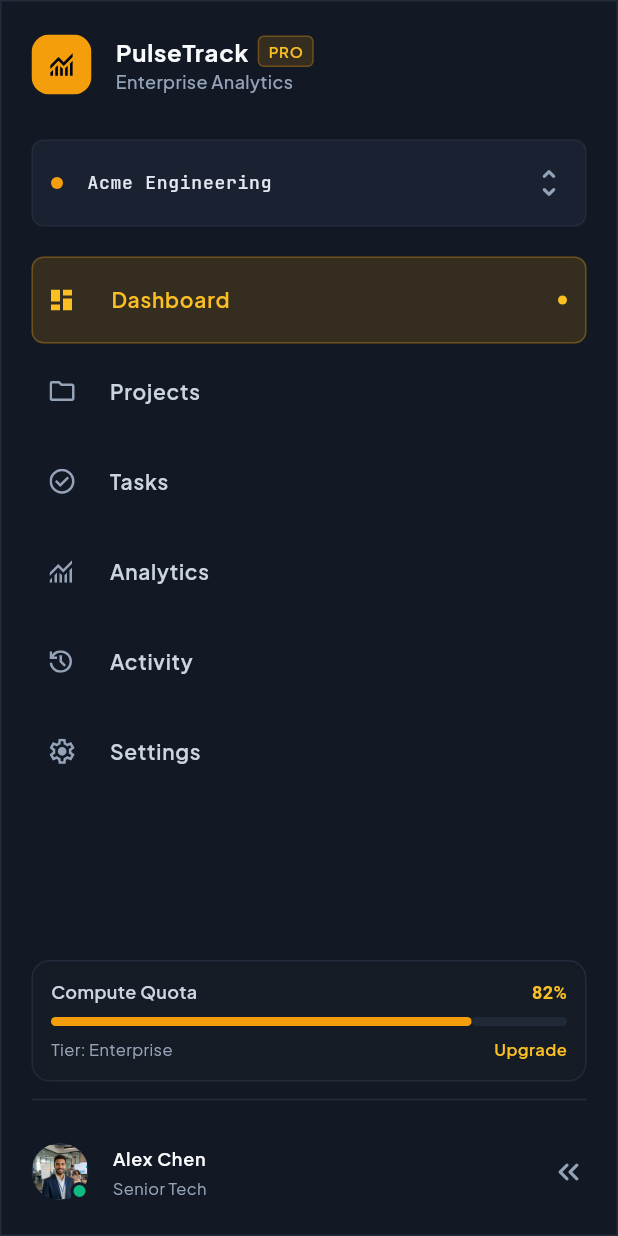
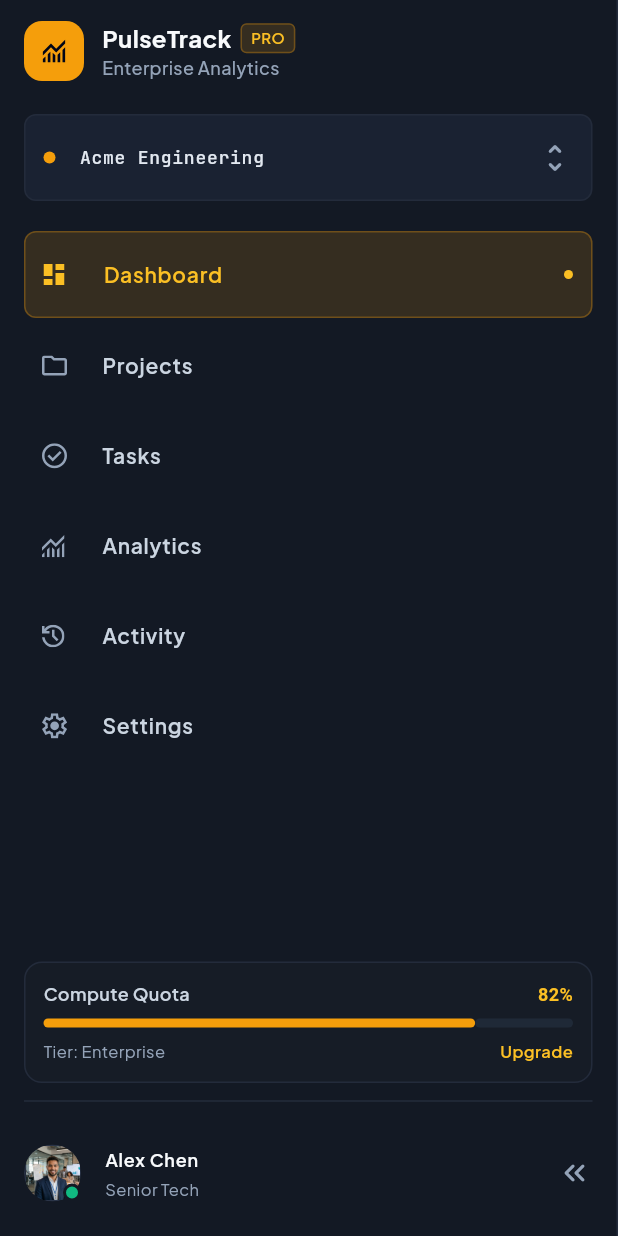
Before and after one commit to BasmalaAhmed/PulseTrack_Dashboard, a Flutter app: the CustomDrawer screen opened directly, on a phone screen of 412 x 824 dp. Run offline on Flutter 3.47's test engine with Material 3 defaults, Android fonts, the phone set to English and light mode, and no system bars; our stand-ins replace dotted_border, fl_chart, flutter_svg, font_awesome_flutter; Roboto replaces fonts that are missing (JetBrains Mono).

Commit message:
style: make drawer responsive and improve item selection

```diff
--- a/lib/models/drawer_item_model.dart
+++ b/lib/models/drawer_item_model.dart
@@ -1,6 +1,5 @@
 class DrawerItemModel {
   final String icon, title;
-  final bool isActive;
 
-  const DrawerItemModel({required this.icon, required this.title, this.isActive = false});
+  const DrawerItemModel({required this.icon, required this.title,});
 }
--- a/lib/widgets/custom_drawer.dart
+++ b/lib/widgets/custom_drawer.dart
@@ -13,28 +13,22 @@ class CustomDrawer extends StatelessWidget {
     return Scaffold(
       backgroundColor: Color(0XFF131924),
       body: Container(
-        decoration: BoxDecoration(
-          border: Border.all(color: const Color(0XFF232B3B))
+        decoration: const BoxDecoration(
+          border: Border(right: BorderSide(color: Color(0XFF232B3B))),
         ),
-        child: Padding(
-          padding: const EdgeInsets.symmetric(horizontal: 20, vertical: 6),
-          child: const Column(
+        child: const Padding(
+          padding: EdgeInsets.symmetric(horizontal: 16, vertical: 6),
+          child: Column(
             crossAxisAlignment: CrossAxisAlignment.start,
             children: [
               CustomDrawerHeader(),
               SizedBox(height: 14),
               CustomFoldTile(),
-              SizedBox(
-                height: 20,
-              ),
-              DrawerItemListView(),
-              Spacer(),
+              SizedBox(height: 20),
+              Expanded(child: DrawerItemListView()),
               CustomQuota(),
-              Divider(
-                color: Color(0XFF232B3B),
-                height: 24,
-              ),
-              UserInfo()
+              Divider(color: Color(0XFF232B3B), height: 24),
+              UserInfo(),
             ],
           ),
         ),
--- a/lib/widgets/custom_drawer_header.dart
+++ b/lib/widgets/custom_drawer_header.dart
@@ -9,30 +9,45 @@ class CustomDrawerHeader extends StatelessWidget {
 
   @override
   Widget build(BuildContext context) {
-    return ListTile(
-      contentPadding: EdgeInsets.zero,
-      leading: SvgPicture.asset(AppImages.icon),
-      title: Row(
+    return SizedBox(
+      height: 56,
+      child: Row(
+        children: [
+          Flexible(
+            child: FittedBox(
+              fit: BoxFit.scaleDown,
+              child: SvgPicture.asset(AppImages.icon, width: 40, height: 40),
+            ),
+          ),
+          const SizedBox(width: 12),
+          Column(
+            mainAxisAlignment: MainAxisAlignment.center,
+            crossAxisAlignment: CrossAxisAlignment.start,
+            children: [
+              Row(
+                mainAxisSize: MainAxisSize.min,
                 children: [
                   Text(
                     'PulseTrack',
+                    maxLines: 1,
+                    softWrap: false,
                     style: AppStyles.bold16Style.copyWith(
                       color: AppColors.kNeutralColor,
                     ),
                   ),
-          SizedBox(
-            width: 6,
+                  SizedBox(width: 6),
+                  Container(
+                    padding: const EdgeInsets.symmetric(
+                      horizontal: 6,
+                      vertical: 2,
                     ),
-          Container(
                     decoration: BoxDecoration(
-              color: Color(0XFFF59E0B).withValues(alpha: 0.15),
+                      color: const Color(0XFFF59E0B).withValues(alpha: 0.15),
                       borderRadius: BorderRadius.circular(4),
                       border: Border.all(
                         color: Color(0XFFF59E0B).withValues(alpha: 0.3),
                       ),
                     ),
-            child: Padding(
-              padding: const EdgeInsets.symmetric(horizontal: 6, vertical: 2),
                     child: Text(
                       'PRO',
                       style: AppStyles.semibold10Style.copyWith(
@@ -40,12 +55,19 @@ class CustomDrawerHeader extends StatelessWidget {
                       ),
                     ),
                   ),
+                ],
+              ),
+              Text(
+                'Enterprise Analytics',
+                maxLines: 1,
+                overflow: TextOverflow.ellipsis,
+                style: AppStyles.medium12Style.copyWith(
+                  color: AppColors.kGrey94Color,
+                ),
               ),
             ],
           ),
-      subtitle: Text(
-        'Enterprise Analytics',
-        style: AppStyles.medium12Style.copyWith(color: AppColors.kGrey94Color),
+        ],
       ),
     );
   }
--- a/lib/widgets/custom_drawer_item.dart
+++ b/lib/widgets/custom_drawer_item.dart
@@ -5,18 +5,21 @@ import 'package:pulse_track_dashboard/utils/app_colors.dart';
 import 'package:pulse_track_dashboard/utils/app_styles.dart';
 
 class CustomDrawerItem extends StatelessWidget {
-  const CustomDrawerItem({super.key, required this.drawerItemModel});
+  const CustomDrawerItem({super.key, required this.drawerItemModel, required this.isActive, required this.onTap});
 
   final DrawerItemModel drawerItemModel;
+  final bool isActive;
+  final VoidCallback onTap;
 
   @override
   Widget build(BuildContext context) {
     return ListTile(
+      onTap: onTap,
       contentPadding: const EdgeInsets.symmetric(horizontal: 12),
-      tileColor: drawerItemModel.isActive
+      tileColor: isActive
           ? const Color(0XFFF59E0B).withValues(alpha: 0.15)
           : null,
-      shape: drawerItemModel.isActive
+      shape: isActive
           ? RoundedRectangleBorder(
               borderRadius: BorderRadius.circular(8),
               side: BorderSide(
@@ -27,7 +30,7 @@ class CustomDrawerItem extends StatelessWidget {
       leading: SvgPicture.asset(
         drawerItemModel.icon,
         colorFilter: ColorFilter.mode(
-          drawerItemModel.isActive
+          isActive
               ? const Color(0XFFFBBF24)
               : AppColors.kGrey94Color,
           BlendMode.srcIn,
@@ -37,12 +40,12 @@ class CustomDrawerItem extends StatelessWidget {
         drawerItemModel.title,
         style: AppStyles.regular14Style.copyWith(
           fontWeight: FontWeight.w600,
-          color: drawerItemModel.isActive
+          color: isActive
               ? const Color(0XFFFBBF24)
               : const Color(0XFFCBD5E1),
         ),
       ),
-      trailing: drawerItemModel.isActive
+      trailing: isActive
           ? Container(
               height: 6,
               width: 6,
--- a/lib/widgets/desktop_dashboard_layout.dart
+++ b/lib/widgets/desktop_dashboard_layout.dart
@@ -10,9 +10,13 @@ class DesktopDashboardLayout extends StatelessWidget {
 
   @override
   Widget build(BuildContext context) {
-    return const Row(
+    return LayoutBuilder(
+      builder: (context, constraints) {
+        final drawerWidth = (constraints.maxWidth * 0.18).clamp(210.0, 280.0);
+
+        return Row(
           children: [
-        Expanded(child: CustomDrawer()),
+            SizedBox(width: drawerWidth, child: const CustomDrawer()),
             Expanded(
               flex: 5,
               child: SingleChildScrollView(
@@ -37,5 +41,7 @@ class DesktopDashboardLayout extends StatelessWidget {
             ),
           ],
         );
+      },
+    );
   }
 }
--- a/lib/widgets/drawer_item_list_view.dart
+++ b/lib/widgets/drawer_item_list_view.dart
@@ -3,15 +3,18 @@ import 'package:pulse_track_dashboard/models/drawer_item_model.dart';
 import 'package:pulse_track_dashboard/utils/app_images.dart';
 import 'package:pulse_track_dashboard/widgets/custom_drawer_item.dart';
 
-class DrawerItemListView extends StatelessWidget {
+class DrawerItemListView extends StatefulWidget {
   const DrawerItemListView({super.key});
 
+  @override
+  State<DrawerItemListView> createState() => _DrawerItemListViewState();
+}
+
+class _DrawerItemListViewState extends State<DrawerItemListView> {
+  int selectedIndex = 0;
+
   final List<DrawerItemModel> items = const [
-    DrawerItemModel(
-      icon: AppImages.dashboard,
-      title: 'Dashboard',
-      isActive: true,
-    ),
+    DrawerItemModel(icon: AppImages.dashboard, title: 'Dashboard'),
     DrawerItemModel(icon: AppImages.projects, title: 'Projects'),
     DrawerItemModel(icon: AppImages.tasks, title: 'Tasks'),
     DrawerItemModel(icon: AppImages.analytics, title: 'Analytics'),
@@ -22,12 +25,20 @@ class DrawerItemListView extends StatelessWidget {
   @override
   Widget build(BuildContext context) {
     return ListView.builder(
-      shrinkWrap: true,
+      padding: EdgeInsets.zero,
       itemCount: items.length,
       itemBuilder: (context, index) {
         return Padding(
           padding: const EdgeInsets.only(bottom: 4),
-          child: CustomDrawerItem(drawerItemModel: items[index]),
+          child: CustomDrawerItem(
+            drawerItemModel: items[index],
+            isActive: selectedIndex == index,
+            onTap: () {
+              setState(() {
+                selectedIndex = index;
+              });
+            },
+          ),
         );
       },
     );
```
Lines whose indentation alone changed are shown as unchanged.
